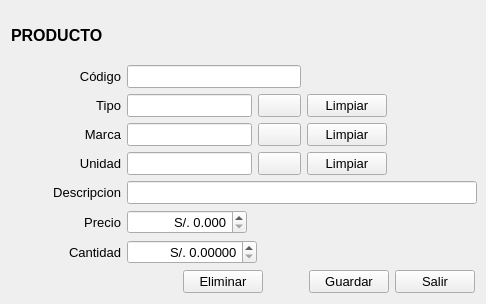
First picture: the form in Producto/productoformtransaction.ui, repository radtek/manager, before the edit.
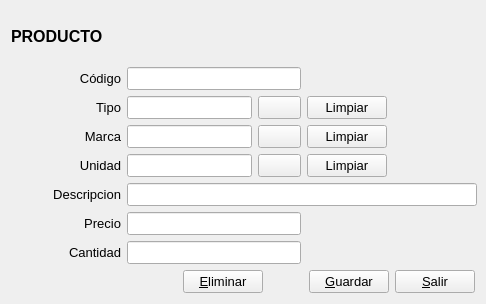
Second picture: the form after the edit. Icons and pictures are not drawn. Custom widgets are drawn as their Qt base class.

Patch:
```diff
--- a/Producto/productoformtransaction.ui
+++ b/Producto/productoformtransaction.ui
@@ -501,25 +501,10 @@
       </widget>
      </item>
      <item>
-      <widget class="QDoubleSpinBox" name="doubleSpinBox_precio">
-       <property name="minimumSize">
-        <size>
-         <width>120</width>
-         <height>0</height>
-        </size>
-       </property>
+      <widget class="LineEdit" name="lineEdit_precio">
        <property name="alignment">
         <set>Qt::AlignRight|Qt::AlignTrailing|Qt::AlignVCenter</set>
        </property>
-       <property name="prefix">
-        <string>S/. </string>
-       </property>
-       <property name="decimals">
-        <number>3</number>
-       </property>
-       <property name="maximum">
-        <double>1000000.000000000000000</double>
-       </property>
       </widget>
      </item>
      <item>
@@ -562,25 +547,10 @@
       </widget>
      </item>
      <item>
-      <widget class="QDoubleSpinBox" name="doubleSpinBox_cantidad">
-       <property name="minimumSize">
-        <size>
-         <width>120</width>
-         <height>0</height>
-        </size>
-       </property>
+      <widget class="LineEdit" name="lineEdit_cantidad">
        <property name="alignment">
         <set>Qt::AlignRight|Qt::AlignTrailing|Qt::AlignVCenter</set>
        </property>
-       <property name="prefix">
-        <string>S/. </string>
-       </property>
-       <property name="decimals">
-        <number>5</number>
-       </property>
-       <property name="maximum">
-        <double>1000000.000000000000000</double>
-       </property>
       </widget>
      </item>
      <item>
@@ -621,7 +591,7 @@
         </font>
        </property>
        <property name="text">
-        <string>Eliminar</string>
+        <string>&amp;Eliminar</string>
        </property>
        <property name="icon">
         <iconset resource="../ManagerSystem/iconos.qrc">
@@ -659,7 +629,7 @@
         </font>
        </property>
        <property name="text">
-        <string>Guardar</string>
+        <string>&amp;Guardar</string>
        </property>
        <property name="icon">
         <iconset resource="../ManagerSystem/iconos.qrc">
@@ -684,7 +654,7 @@
         <string notr="true"/>
        </property>
        <property name="text">
-        <string>Salir</string>
+        <string>&amp;Salir</string>
        </property>
        <property name="icon">
         <iconset resource="../ManagerSystem/iconos.qrc">
@@ -702,6 +672,13 @@
    </item>
   </layout>
  </widget>
+ <customwidgets>
+  <customwidget>
+   <class>LineEdit</class>
+   <extends>QLineEdit</extends>
+   <header location="global">lineedit.h</header>
+  </customwidget>
+ </customwidgets>
  <tabstops>
   <tabstop>lineEdit_codigo</tabstop>
   <tabstop>lineEdit_tipo</tabstop>
```
Left out of the diff: 7 changed lines with no effect on the pictures.
